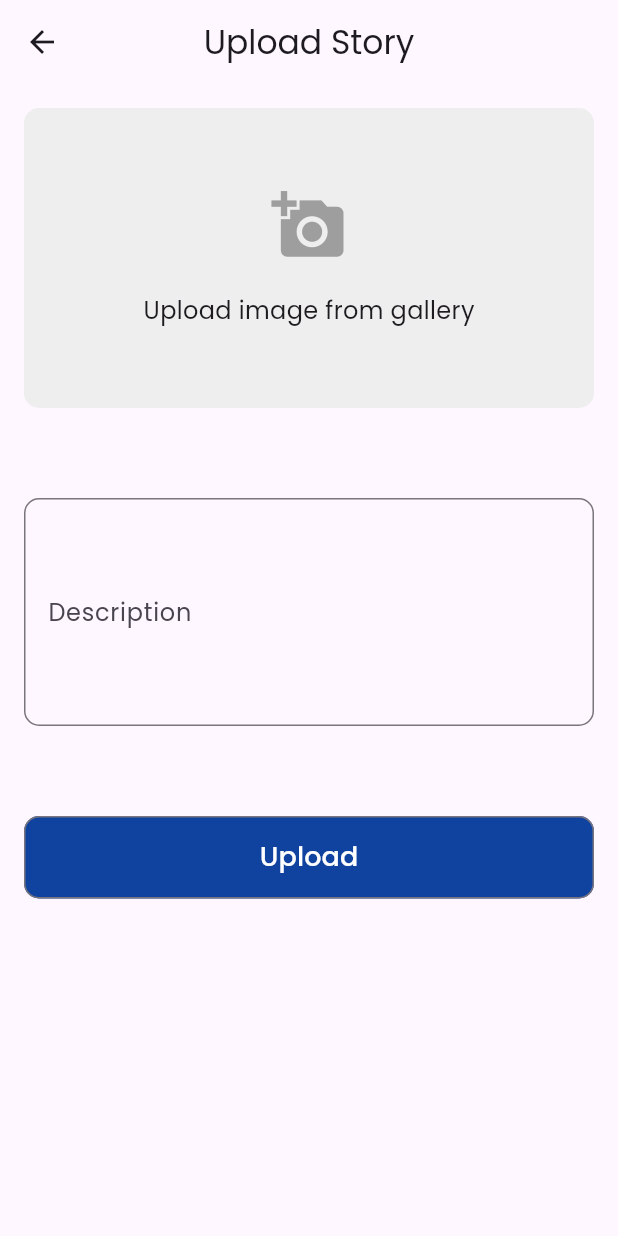
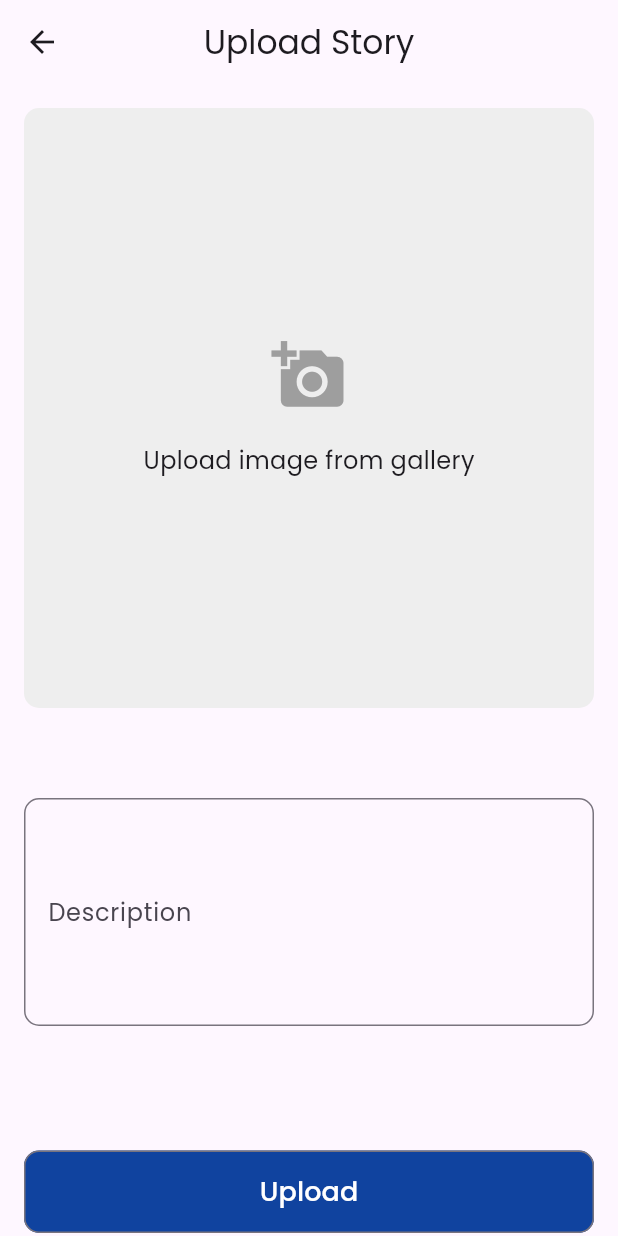
Before and after one commit to rfqagst/storyin, a Flutter app: the AddStoryScreen screen opened directly, after a tap on "Upload", on a phone screen of 412 x 824 dp. Run offline on Flutter 3.47's test engine with Material 3 defaults, Android fonts, the phone set to English and light mode, and no system bars; our stand-ins replace google_fonts, image_picker, shared_preferences; accounts and stored records are empty.

Commit message:
impl add story logic

```diff
--- a/lib/data/model/story.dart
+++ b/lib/data/model/story.dart
@@ -28,8 +28,8 @@ class Story {
       description: json['description'],
       photoUrl: json['photoUrl'],
       createdAt: json['createdAt'],
-      lat: json['lat'] != null ? json['lat'].toDouble() : null,
-      lon: json['lon'] != null ? json['lon'].toDouble() : null,
+      lat: json['lat']?.toDouble(),
+      lon: json['lon']?.toDouble(),
     );
   }
 
--- a/lib/ui/screen/add_story_screen.dart
+++ b/lib/ui/screen/add_story_screen.dart
@@ -1,6 +1,10 @@
 import 'dart:io';
-
+import 'package:flutter/foundation.dart';
 import 'package:flutter/material.dart';
+import 'package:image_picker/image_picker.dart';
+import 'package:provider/provider.dart';
+import 'package:storyin/provider/story_provider.dart';
+import 'package:storyin/utils/post_state.dart';
 
 class AddStoryScreen extends StatefulWidget {
   const AddStoryScreen({super.key});
@@ -12,41 +16,73 @@ class AddStoryScreen extends StatefulWidget {
 class _AddStoryScreenState extends State<AddStoryScreen> {
   File? _image;
   final TextEditingController _descriptionController = TextEditingController();
+  String _resultText = '';
+  Color _resultColor = Colors.black;
+
+  @override
+  void initState() {
+    super.initState();
+
+    // Adding a listener to the provider to update the UI when the state changes
+    final provider = context.read<StoryProvider>();
+    provider.addListener(() {
+      if (provider.postState == PostState.success) {
+        setState(() {
+          _resultText = provider.message;
+          _resultColor = Colors.green;
+        });
+      } else if (provider.postState == PostState.error) {
+        setState(() {
+          _resultText = provider.message;
+          _resultColor = Colors.red;
+        });
+      }
+    });
+  }
 
   @override
   Widget build(BuildContext context) {
     return Scaffold(
       appBar: AppBar(
-        title: Text("Upload Story"),
+        title: const Text("Upload Story"),
         centerTitle: true,
       ),
       body: SingleChildScrollView(
         child: Padding(
           padding: const EdgeInsets.all(16.0),
           child: Column(children: [
-            Container(
+            GestureDetector(
+              onTap: () {
+                _onGalleryView();
+              },
+              child: Container(
                 decoration: BoxDecoration(
                   borderRadius: BorderRadius.circular(10),
                   color: Colors.grey[200],
                 ),
                 width: double.infinity,
-              height: 200,
-              child: Column(
+                height: 400,
+                child: _image == null
+                    ? const Column(
                         mainAxisAlignment: MainAxisAlignment.center,
                         children: [
-                  _image == null
-                      ? const Icon(Icons.add_a_photo,
-                          color: Colors.grey, size: 50)
-                      : Image.file(
-                          _image!,
-                          fit: BoxFit.cover,
-                        ),
-                  const SizedBox(height: 20),
-                  const Text(
+                          Icon(Icons.add_a_photo, color: Colors.grey, size: 50),
+                          SizedBox(height: 20),
+                          Text(
                             "Upload image from gallery",
                             style: TextStyle(fontSize: 16),
                           )
                         ],
+                      )
+                    : ClipRRect(
+                        borderRadius: BorderRadius.circular(10),
+                        child: Image.file(
+                          _image!,
+                          fit: BoxFit.cover,
+                          width: double.infinity,
+                          height: 400,
+                        ),
+                      ),
               ),
             ),
             const SizedBox(height: 60),
@@ -60,8 +96,14 @@ class _AddStoryScreenState extends State<AddStoryScreen> {
                     OutlineInputBorder(borderRadius: BorderRadius.circular(10)),
               ),
             ),
-            const SizedBox(height: 60),
-            SizedBox(
+            const SizedBox(height: 30),
+            Text(
+              _resultText,
+              style: TextStyle(fontSize: 16, color: _resultColor),
+            ),
+            const SizedBox(height: 30),
+            Consumer<StoryProvider>(builder: (context, provider, child) {
+              return SizedBox(
                 width: double.infinity,
                 height: 55,
                 child: OutlinedButton(
@@ -71,16 +113,52 @@ class _AddStoryScreenState extends State<AddStoryScreen> {
                       borderRadius: BorderRadius.circular(10),
                     ),
                   ),
-                onPressed: () async {},
-                child: const Text(
+                  onPressed: () async {
+                    _uploadStory(provider);
+                  },
+                  child: provider.postState == PostState.loading
+                      ? const CircularProgressIndicator(
+                          color: Colors.white,
+                        )
+                      : const Text(
                           "Upload",
                           style: TextStyle(color: Colors.white, fontSize: 18),
                         ),
                 ),
-            ),
+              );
+            }),
           ]),
         ),
       ),
     );
   }
+
+  _onGalleryView() async {
+    final provider = context.read<StoryProvider>();
+    final ImagePicker picker = ImagePicker();
+
+    final isMacOS = defaultTargetPlatform == TargetPlatform.macOS;
+    final isLinux = defaultTargetPlatform == TargetPlatform.linux;
+    if (isMacOS || isLinux) return;
+
+    final XFile? pickedFile =
+        await picker.pickImage(source: ImageSource.gallery);
+
+    if (pickedFile != null) {
+      setState(() {
+        _image = File(pickedFile.path);
+      });
+      provider.setImageFile(pickedFile);
+      provider.setImagePath(pickedFile.path);
     }
+  }
+
+  Future<void> _uploadStory(StoryProvider provider) async {
+    if (_image != null) {
+      await provider.postStory(
+        description: _descriptionController.text,
+        photo: _image!,
+      );
+    }
+  }
+}
--- /dev/null
+++ b/lib/utils/post_state.dart
@@ -0,0 +1 @@
+enum PostState { idle, loading, success, error }
--- a/pubspec.yaml
+++ b/pubspec.yaml
@@ -12,7 +12,7 @@ dependencies:
   google_fonts: ^5.0.0
   http: ^1.2.0
   http_parser: ^4.0.2
-  image_picker: ^1.0.8
+  image_picker: ^1.1.0
   intl: ^0.19.0
   provider: ^6.1.2
   rxdart: ^0.28.0
```
Also changed, not shown: lib/provider/story_provider.dart (+57 -0 lines), lib/routes/router_delegate.dart (line endings or trailing spaces), pubspec.lock, 3 other files. Lines whose indentation alone changed are shown as unchanged.
